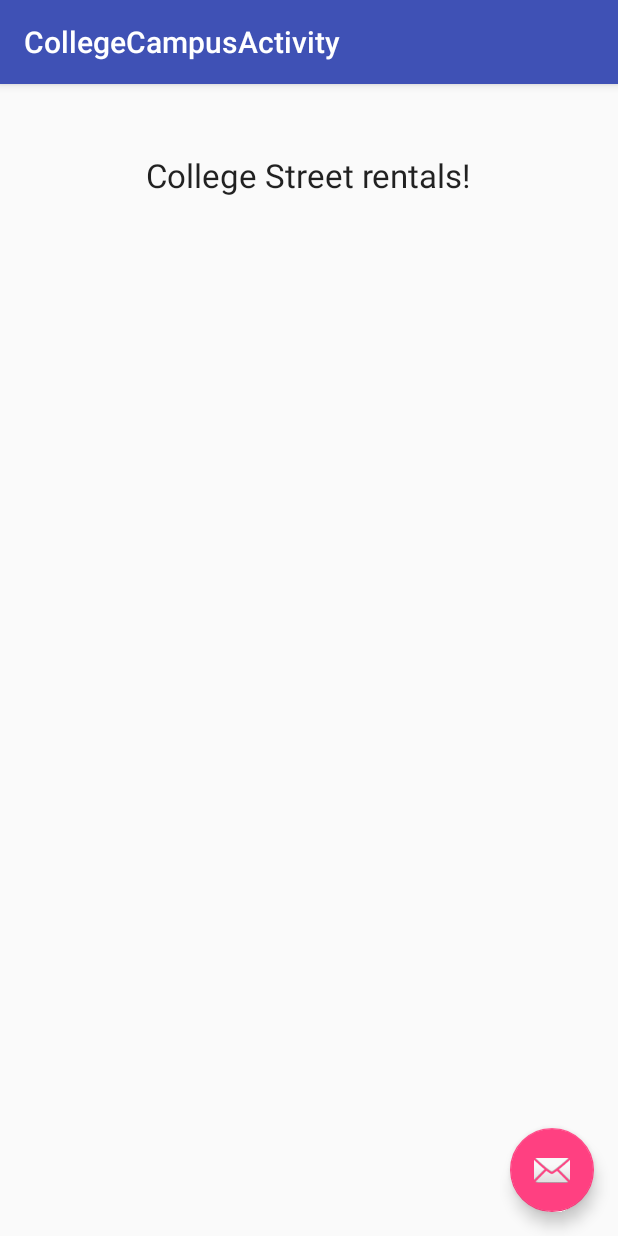
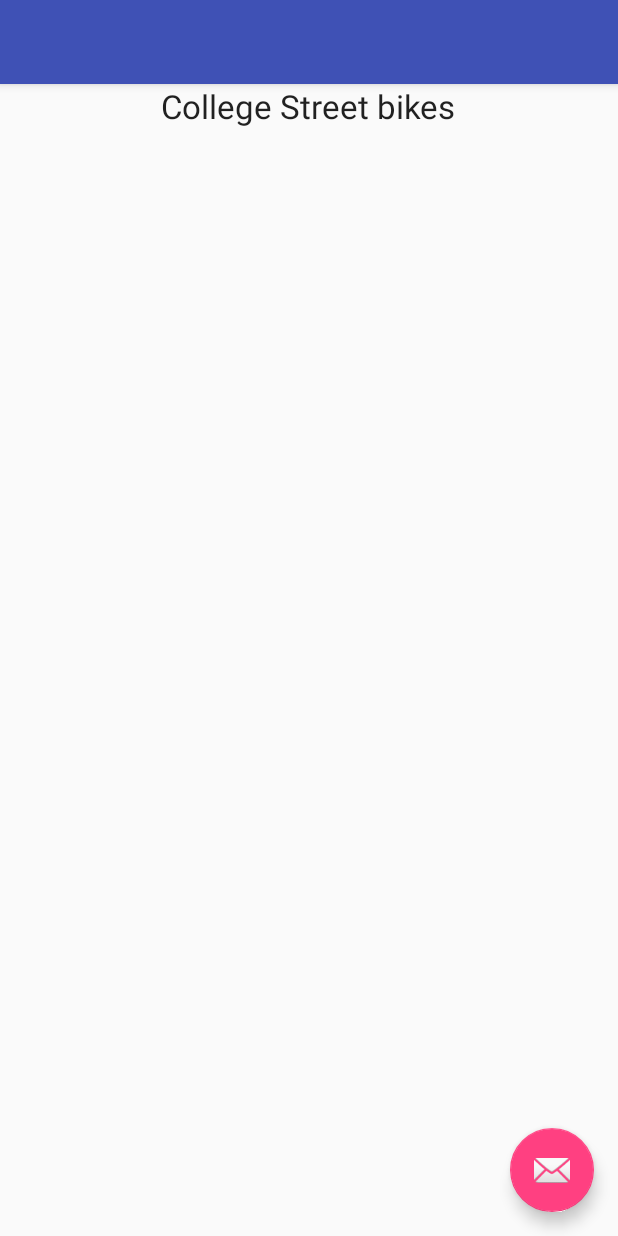
Before and after one commit to Bryaners/Bike_RetnalApp-20-1-16, an Android app: the CollegeCampusActivity screen opened directly, with no data from a screen before it, on a phone screen of 412 x 824 dp. Run offline under Robolectric (Android 15) with nearby library versions, the phone set to English and light mode, and no system bars.

```diff
--- a/app/src/main/java/com/example/bryan/bike_retnalapp/CollegeCampusActivity.java
+++ b/app/src/main/java/com/example/bryan/bike_retnalapp/CollegeCampusActivity.java
@@ -1,11 +1,7 @@
 package com.example.bryan.bike_retnalapp;
 
 import android.os.Bundle;
-import android.support.design.widget.FloatingActionButton;
-import android.support.design.widget.Snackbar;
 import android.support.v7.app.AppCompatActivity;
-import android.support.v7.widget.Toolbar;
-import android.view.View;
 
 public class CollegeCampusActivity extends AppCompatActivity {
 
@@ -13,17 +9,7 @@ public class CollegeCampusActivity extends AppCompatActivity {
     protected void onCreate(Bundle savedInstanceState) {
         super.onCreate(savedInstanceState);
         setContentView(R.layout.activity_college_campus);
-        Toolbar toolbar = (Toolbar) findViewById(R.id.toolbar);
-        setSupportActionBar(toolbar);
 
-        FloatingActionButton fab = (FloatingActionButton) findViewById(R.id.fab);
-        fab.setOnClickListener(new View.OnClickListener() {
-            @Override
-            public void onClick(View view) {
-                Snackbar.make(view, "Replace with your own action", Snackbar.LENGTH_LONG)
-                        .setAction("Action", null).show();
-            }
-        });
     }
 
 }
--- a/app/src/main/res/layout/content_college_campus.xml
+++ b/app/src/main/res/layout/content_college_campus.xml
@@ -2,21 +2,30 @@
 <RelativeLayout xmlns:android="http://schemas.android.com/apk/res/android"
     xmlns:tools="http://schemas.android.com/tools"
     xmlns:app="http://schemas.android.com/apk/res-auto" android:layout_width="match_parent"
-    android:layout_height="match_parent" android:paddingLeft="@dimen/activity_horizontal_margin"
-    android:paddingRight="@dimen/activity_horizontal_margin"
-    android:paddingTop="@dimen/activity_vertical_margin"
-    android:paddingBottom="@dimen/activity_vertical_margin"
+    android:layout_height="match_parent"
+
     app:layout_behavior="@string/appbar_scrolling_view_behavior"
     tools:showIn="@layout/activity_college_campus"
     tools:context="com.example.bryan.bike_retnalapp.CollegeCampusActivity">
+
+
+    <ListView
+
+        android:id="@+id/listTest"
+        android:layout_width="match_parent"
+        android:layout_height="wrap_content"
+        android:layout_alignParentTop="true"
+        android:layout_alignParentRight="true"
+        android:layout_alignParentEnd="true"
+        android:layout_marginTop="45dp">
+    </ListView>
 
     <TextView
         android:layout_width="wrap_content"
         android:layout_height="wrap_content"
         android:textAppearance="?android:attr/textAppearanceLarge"
-        android:text="College Street rentals!"
+        android:text="College Street bikes"
         android:id="@+id/textView6"
-        android:layout_marginTop="30dp"
         android:layout_alignParentTop="true"
         android:layout_centerHorizontal="true" />
 </RelativeLayout>
```
Also changed, not shown: app/src/main/AndroidManifest.xml (+8 -6 lines), app/src/main/java/com/example/bryan/bike_retnalapp/CollegeAdapter.java (added, +62 -0 lines), app/src/main/java/com/example/bryan/bike_retnalapp/HomePageActivity.java (+5 -5 lines), app/src/main/java/com/example/bryan/bike_retnalapp/LoginActivity.java (+9 -17 lines), app/src/main/java/com/example/bryan/bike_retnalapp/ParseApplication.java (added, +19 -0 lines), app/src/main/java/com/example/bryan/bike_retnalapp/RegisterActivity.java (+4 -6 lines), app/src/main/res/layout/content_register.xml (+0 -8 lines), app/src/main/res/layout/list_item_layout.xml (added, +21 -0 lines).
